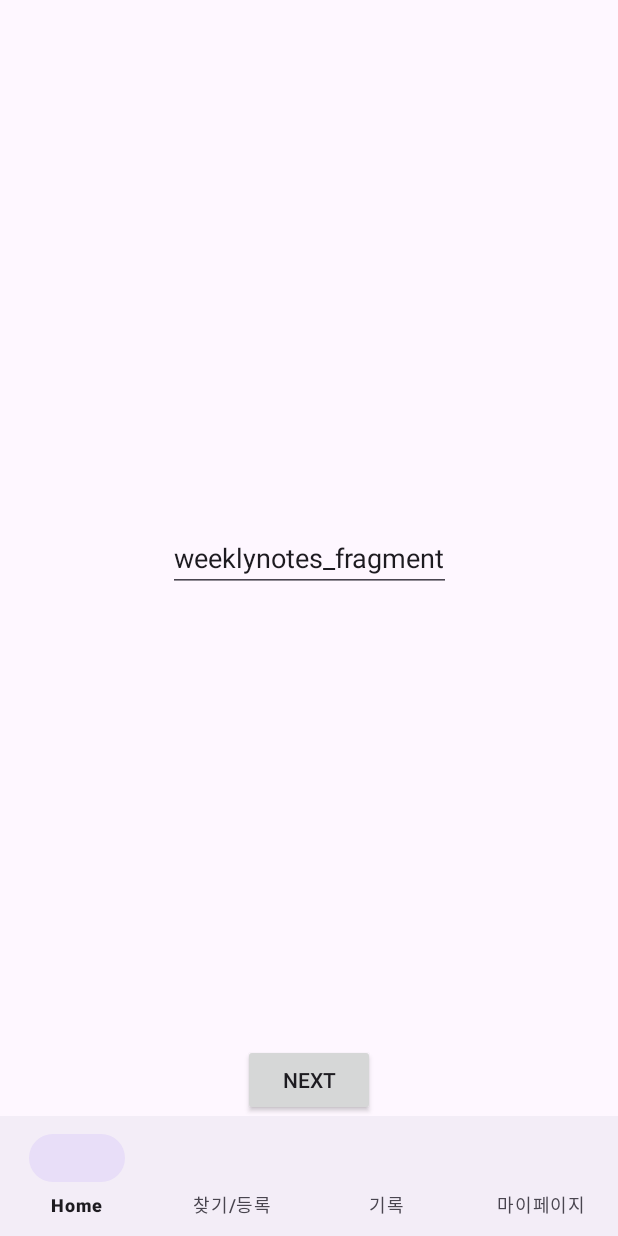
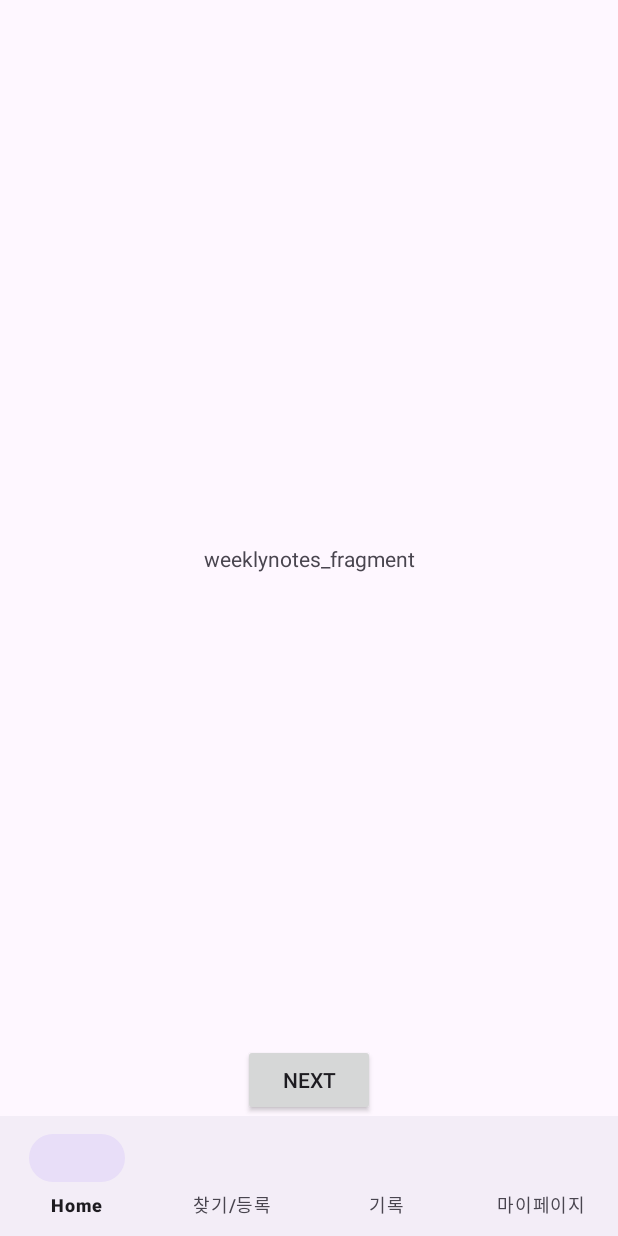
Before and after one commit to Hah-nna/chaeksai, an Android app: the WeeklyNotesFragment screen opened through its navigation route, on a phone screen of 412 x 824 dp. Run offline under Robolectric (Android 15) with nearby library versions, the phone set to English and light mode, and no system bars; our stand-ins replace navigation-ui.

Commit message:
edit : editText to textView
- textView로 변경합니다

@Hah_nna

```diff
--- a/app/src/main/res/layout/fragment_weeklynotes.xml
+++ b/app/src/main/res/layout/fragment_weeklynotes.xml
@@ -7,8 +7,8 @@
     tools:context=".ui.home.WeeklyNotesFragment"
     >
 
-    <androidx.appcompat.widget.AppCompatEditText
-        android:id="@+id/fragment_weekly_notes"
+    <androidx.appcompat.widget.AppCompatTextView
+        android:id="@+id/fragment_weekly_notes_TV"
         android:layout_width="wrap_content"
         android:layout_height="wrap_content"
         android:text="@string/weeklyNotes_fragment"
```
